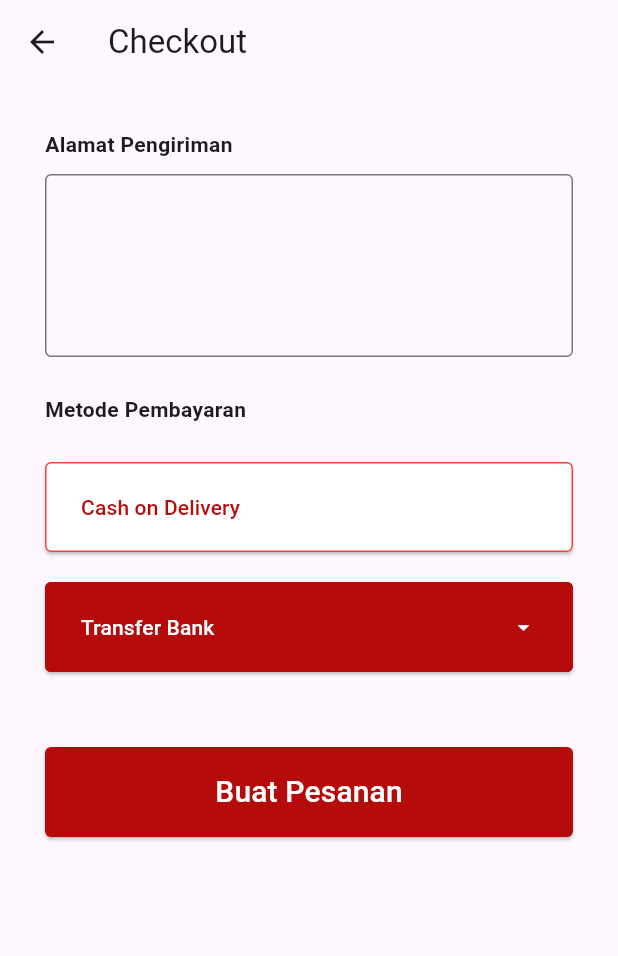
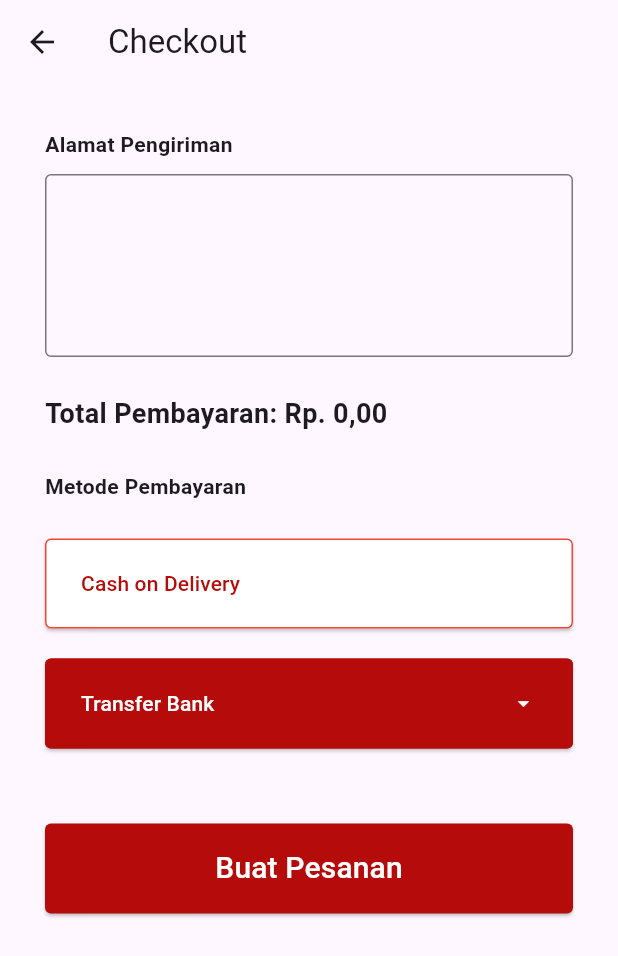
Before and after one commit to DhanielPutra/tesy, a Flutter app: the homepage screen opened directly, item 2 of the bottom bar chosen, after a tap on "Checkout", on a phone screen of 412 x 824 dp. Shown: the top 956 px of the screen. Run offline on Flutter 3.47's test engine with Material 3 defaults, Android fonts, the phone set to English and light mode, and no system bars; our stand-ins replace image_picker, shared_preferences; missing offline and left inert: indexed; accounts and stored records are empty; network calls fail.

Commit message:
add checkbox selected

```diff
--- a/lib/cart.dart
+++ b/lib/cart.dart
@@ -7,7 +7,6 @@ import 'package:marketplace/homepage.dart';
 import 'package:marketplace/profile.dart';
 import 'package:marketplace/user_services.dart';
 import 'package:marketplace/wishlist.dart';
-
 
 class Cart extends StatefulWidget {
   final Map<String, dynamic> postData;
@@ -28,9 +27,11 @@ class _CartState extends State<Cart> {
     try {
       final response = await http.get(
         Uri.parse(url),
-      headers: {'Authorization': 'Bearer $token'}, // Pass the token in the headers
-    );;
-
+        headers: {
+          'Authorization': 'Bearer $token'
+        }, // Pass the token in the headers
+      );
+      ;
 
       if (response.statusCode == 200) {
         final responseData = json.decode(response.body);
@@ -38,6 +39,10 @@ class _CartState extends State<Cart> {
         if (responseData['status'] == true) {
           setState(() {
             cartItems = responseData['data'];
+            // Initialize the isChecked field for each item
+            for (var item in cartItems) {
+              item['isChecked'] = false;
+            }
           });
           print('Cart items: $cartItems');
         } else {
@@ -166,7 +171,7 @@ class _CartState extends State<Cart> {
                                                 MainAxisAlignment.spaceBetween,
                                             children: [
                                               Text(
-                                                'Total harga (${cartItems.length} produk)',
+                                                'Total harga (${getSelectedItemsCount()} produk)',
                                               ),
                                               Text(
                                                 'Rp. ${NumberFormat.currency(locale: 'id_ID', symbol: '', decimalDigits: 0).format(getTotalPrice())},00',
@@ -208,9 +213,7 @@ class _CartState extends State<Cart> {
                     ),
                     ElevatedButton(
                       onPressed: () {
-                        // Handle checkout button pressed
-                        Navigator.of(context).push(MaterialPageRoute(
-                            builder: (context) => Checkout()));
+                        _sendDataTotalToCheckout(context);
                       },
                       child: Text(
                         'Checkout',
@@ -310,6 +313,17 @@ class _CartState extends State<Cart> {
                   ],
                 ),
               ),
+              Column(
+                mainAxisAlignment: MainAxisAlignment.spaceEvenly,
+                children: [
+                  Checkbox(
+                    value: product['isChecked'],
+                    onChanged: (bool? value) {
+                      setState(() {
+                        product['isChecked'] = value!;
+                      });
+                    },
+                  ),
                   IconButton(
                     icon: Icon(
                       Icons.delete,
@@ -321,6 +335,8 @@ class _CartState extends State<Cart> {
                   ),
                 ],
               ),
+            ],
+          ),
         ),
       ),
     );
@@ -329,9 +345,21 @@ class _CartState extends State<Cart> {
   double getTotalPrice() {
     double total = 0.0;
     for (Map<String, dynamic> product in cartItems) {
+      if (product['isChecked']) {
         total += double.parse(product['harga']);
       }
+    }
     return total;
+  }
+
+  int getSelectedItemsCount() {
+    int count = 0;
+    for (Map<String, dynamic> product in cartItems) {
+      if (product['isChecked']) {
+        count++;
+      }
+    }
+    return count;
   }
 
   void _onItemTapped(int index) {
@@ -352,4 +380,10 @@ class _CartState extends State<Cart> {
       }
     });
   }
+
+  void _sendDataTotalToCheckout(BuildContext context) {
+    double totalPayment = getTotalPrice();
+    Navigator.of(context).push(MaterialPageRoute(
+        builder: (context) => Checkout(totalPayment: totalPayment)));
   }
+}
--- a/lib/checkout.dart
+++ b/lib/checkout.dart
@@ -1,7 +1,10 @@
  import 'package:flutter/material.dart';
+import 'package:intl/intl.dart';
 
 class Checkout extends StatefulWidget {
-  const Checkout({super.key});
+  final double totalPayment;
+  const Checkout({super.key, required this.totalPayment});
+
 
   @override
   State<Checkout> createState() => _CheckoutState();
@@ -61,6 +64,13 @@ class _CheckoutState extends State<Checkout> {
                       horizontal: 16.0,
                     ),
                   ),
+                ),
+                SizedBox(
+                  height: 25,
+                ),
+                Text(
+                  'Total Pembayaran: Rp. ${NumberFormat.currency(locale: 'id_ID', symbol: '', decimalDigits: 0).format(widget.totalPayment)},00',
+                  style: TextStyle(fontWeight: FontWeight.bold, fontSize: 18),
                 ),
                 SizedBox(
                   height: 25,
```
Lines whose indentation alone changed are shown as unchanged.
